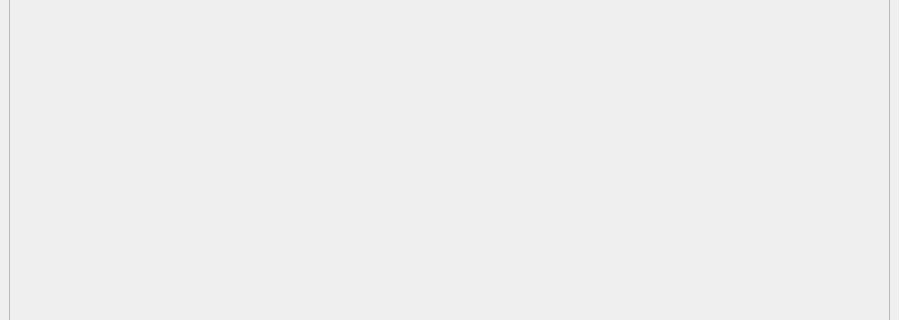
ClownKingWalrus/PAXEL, file Paxel/threadmenuwindow.ui: the form before one commit; both pictures show x 0 to 899 and y 173 to 493 of the 899 by 688 pixel window.
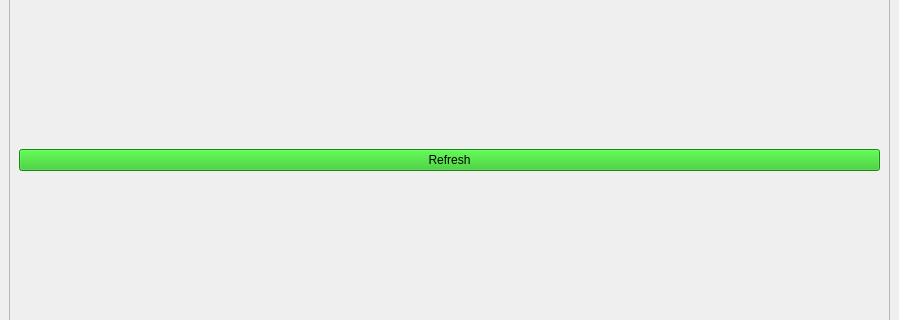
The form after the commit.

```diff
--- a/Paxel/threadmenuwindow.ui
+++ b/Paxel/threadmenuwindow.ui
@@ -29,7 +29,31 @@
          <height>614</height>
         </rect>
        </property>
-       <layout class="QVBoxLayout" name="verticalLayout"/>
+       <layout class="QVBoxLayout" name="verticalLayout">
+        <item>
+         <widget class="QPushButton" name="pushButton">
+          <property name="sizePolicy">
+           <sizepolicy hsizetype="Preferred" vsizetype="Fixed">
+            <horstretch>0</horstretch>
+            <verstretch>0</verstretch>
+           </sizepolicy>
+          </property>
+          <property name="styleSheet">
+           <string notr="true">QPushButton { font: 700 10pt  &quot;MS Sans Serif&quot;;
+color: rgb(0, 0, 0);
+background-color: rgb(35, 193, 24);
+}
+
+QPushButton:hover {
+    background-color: rgb(55, 213, 44);   
+}</string>
+          </property>
+          <property name="text">
+           <string>Refresh</string>
+          </property>
+         </widget>
+        </item>
+       </layout>
       </widget>
      </widget>
     </item>
```
